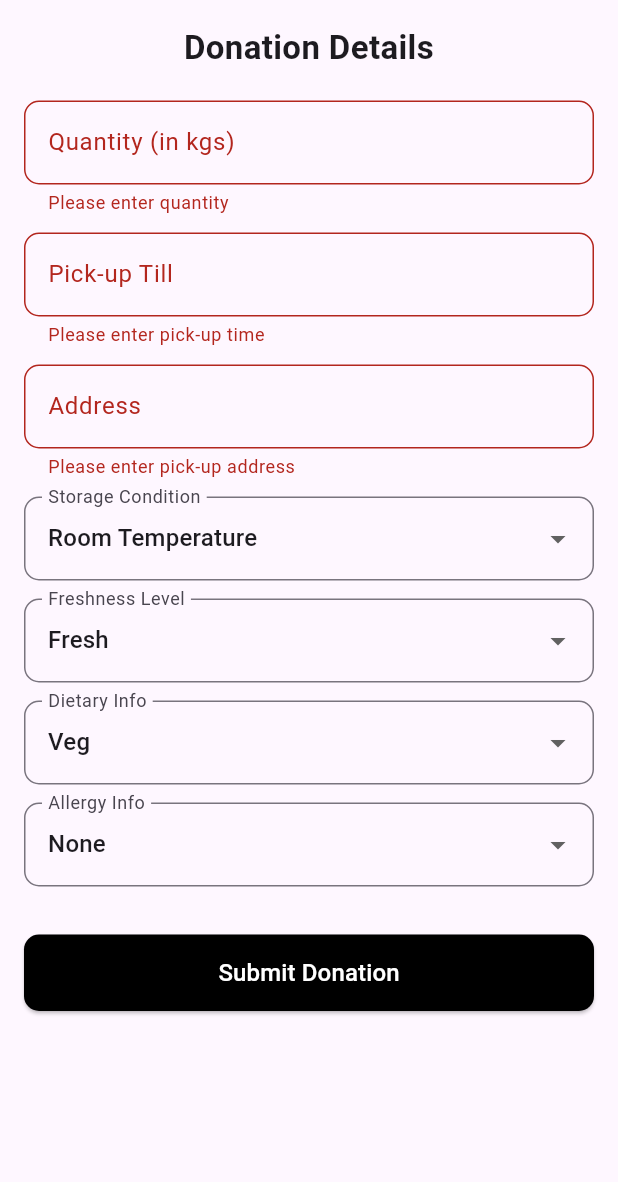
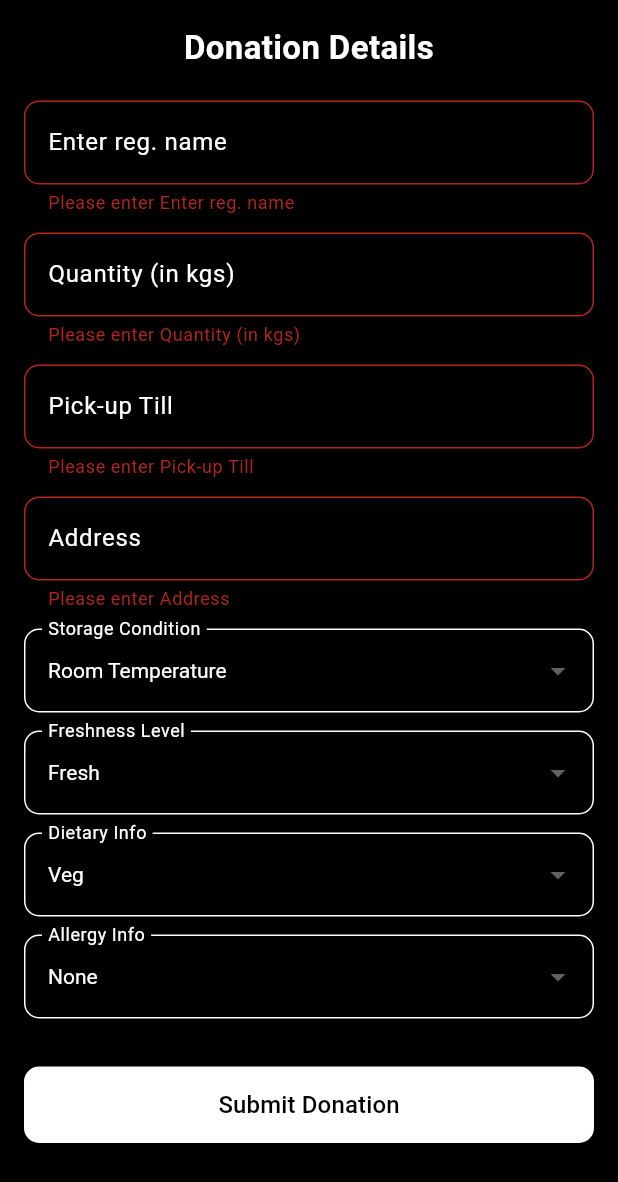
Before and after one commit to palakxcode/share-bite, a Flutter app: the DonateScreen screen opened directly, after a tap on "Submit Donation", on a phone screen of 412 x 824 dp. Shown: the top 1182 px of the screen. Run offline on Flutter 3.47's test engine with Material 3 defaults, Android fonts, the phone set to English and light mode, and no system bars; our stand-ins replace cloud_firestore, firebase_auth, firebase_core, geocoding, geolocator, get and 1 more; accounts and stored records are empty; network calls fail.

Commit message:
modified the UI

```diff
--- a/lib/screens/donate.dart
+++ b/lib/screens/donate.dart
@@ -12,6 +12,7 @@ class DonateScreen extends StatefulWidget {
 class _DonateScreenState extends State<DonateScreen> {
   final _formKey = GlobalKey<FormState>();
   final TextEditingController _quantityController = TextEditingController();
+  final TextEditingController _nameController = TextEditingController();
   final TextEditingController _addressController = TextEditingController();
   final TextEditingController _pickUpController = TextEditingController();
   String _storageCondition = 'Room Temperature';
@@ -34,11 +35,10 @@ class _DonateScreenState extends State<DonateScreen> {
   Future<void> _submitForm() async {
     if (_formKey.currentState!.validate()) {
       try {
-        // Get the current user ID
         String userId = FirebaseAuth.instance.currentUser!.uid;
-
         await _donations.add({
           'userId': userId,
+          'name': _nameController.text,
           'quantity': _quantityController.text,
           'pickUpTill': _pickUpController.text,
           'address': _addressController.text,
@@ -62,6 +62,7 @@ class _DonateScreenState extends State<DonateScreen> {
   @override
   Widget build(BuildContext context) {
     return Scaffold(
+      backgroundColor: Colors.black,
       body: Padding(
         padding: const EdgeInsets.all(16.0),
         child: Form(
@@ -70,58 +71,20 @@ class _DonateScreenState extends State<DonateScreen> {
             children: <Widget>[
               const Text(
                 'Donation Details',
-                style: TextStyle(fontSize: 22, fontWeight: FontWeight.bold),
+                style: TextStyle(
+                    fontSize: 22,
+                    fontWeight: FontWeight.bold,
+                    color: Colors.white),
                 textAlign: TextAlign.center,
               ),
               const SizedBox(height: 20),
-              TextFormField(
-                controller: _quantityController,
-                decoration: InputDecoration(
-                  labelText: 'Quantity (in kgs)',
-                  border: OutlineInputBorder(
-                      borderRadius: BorderRadius.circular(10)),
-                ),
-                keyboardType: TextInputType.number,
-                validator: (value) {
-                  if (value == null || value.isEmpty) {
-                    return 'Please enter quantity';
-                  }
-                  return null;
-                },
-              ),
-              const SizedBox(height: 12),
-              TextFormField(
-                controller: _pickUpController,
-                decoration: InputDecoration(
-                  labelText: 'Pick-up Till',
-                  border: OutlineInputBorder(
-                      borderRadius: BorderRadius.circular(10)),
-                ),
-                keyboardType: TextInputType.datetime,
-                validator: (value) {
-                  if (value == null || value.isEmpty) {
-                    return 'Please enter pick-up time';
-                  }
-                  return null;
-                },
-              ),
-              const SizedBox(height: 12),
-              TextFormField(
-                controller: _addressController,
-                decoration: InputDecoration(
-                  labelText: 'Address',
-                  border: OutlineInputBorder(
-                      borderRadius: BorderRadius.circular(10)),
-                ),
-                keyboardType: TextInputType.text,
-                validator: (value) {
-                  if (value == null || value.isEmpty) {
-                    return 'Please enter pick-up address';
-                  }
-                  return null;
-                },
-              ),
-              const SizedBox(height: 12),
+              buildTextField(
+                  'Enter reg. name', _nameController, TextInputType.number),
+              buildTextField('Quantity (in kgs)', _quantityController,
+                  TextInputType.number),
+              buildTextField(
+                  'Pick-up Till', _pickUpController, TextInputType.datetime),
+              buildTextField('Address', _addressController, TextInputType.text),
               buildDropdown(
                   'Storage Condition', storageConditions, _storageCondition,
                   (value) {
@@ -142,18 +105,50 @@ class _DonateScreenState extends State<DonateScreen> {
               const SizedBox(height: 20),
               ElevatedButton(
                 style: ElevatedButton.styleFrom(
-                  backgroundColor: Colors.black,
+                  backgroundColor: Colors.white,
+                  foregroundColor: Colors.black,
                   padding: const EdgeInsets.symmetric(vertical: 14),
                   shape: RoundedRectangleBorder(
                       borderRadius: BorderRadius.circular(10)),
                 ),
                 onPressed: _submitForm,
                 child: const Text('Submit Donation',
-                    style: TextStyle(fontSize: 16, color: Colors.white)),
+                    style: TextStyle(fontSize: 16)),
               ),
             ],
           ),
         ),
+      ),
+    );
+  }
+
+  Widget buildTextField(
+      String label, TextEditingController controller, TextInputType inputType) {
+    return Padding(
+      padding: const EdgeInsets.only(bottom: 12),
+      child: TextFormField(
+        controller: controller,
+        decoration: InputDecoration(
+          labelText: label,
+          labelStyle: const TextStyle(color: Colors.white),
+          border: OutlineInputBorder(borderRadius: BorderRadius.circular(10)),
+          enabledBorder: OutlineInputBorder(
+            borderRadius: BorderRadius.circular(10),
+            borderSide: const BorderSide(color: Colors.white),
+          ),
+          focusedBorder: OutlineInputBorder(
+            borderRadius: BorderRadius.circular(10),
+            borderSide: const BorderSide(color: Colors.white),
+          ),
+        ),
+        keyboardType: inputType,
+        style: const TextStyle(color: Colors.white),
+        validator: (value) {
+          if (value == null || value.isEmpty) {
+            return 'Please enter $label';
+          }
+          return null;
+        },
       ),
     );
   }
@@ -166,12 +161,23 @@ class _DonateScreenState extends State<DonateScreen> {
         value: selectedItem,
         decoration: InputDecoration(
           labelText: label,
+          labelStyle: const TextStyle(color: Colors.white),
           border: OutlineInputBorder(borderRadius: BorderRadius.circular(10)),
+          enabledBorder: OutlineInputBorder(
+            borderRadius: BorderRadius.circular(10),
+            borderSide: const BorderSide(color: Colors.white),
+          ),
+          focusedBorder: OutlineInputBorder(
+            borderRadius: BorderRadius.circular(10),
+            borderSide: const BorderSide(color: Colors.white),
+          ),
         ),
+        dropdownColor: Colors.black,
+        style: const TextStyle(color: Colors.white),
         items: items.map((item) {
           return DropdownMenuItem<String>(
             value: item,
-            child: Text(item),
+            child: Text(item, style: const TextStyle(color: Colors.white)),
           );
         }).toList(),
         onChanged: onChanged,
--- a/lib/screens/seek.dart
+++ b/lib/screens/seek.dart
@@ -55,6 +55,7 @@ class SeekScreen extends StatelessWidget {
                   child: Column(
                     crossAxisAlignment: CrossAxisAlignment.start,
                     children: [
+                      _buildInfoRow("🏢 Name", "${data['name'] ?? 'N/A'}"),
                       _buildInfoRow(
                           "🍽️ Quantity", "${data['quantity'] ?? 'N/A'} kg"),
                       _buildInfoRow(
```
Also changed, not shown: lib/screens/home_screen.dart (+16 -0 lines), lib/screens/login_page.dart (+56 -19 lines), lib/screens/profile.dart (+38 -36 lines), lib/screens/welcome_screen.dart (+5 -7 lines), 1 other file.
